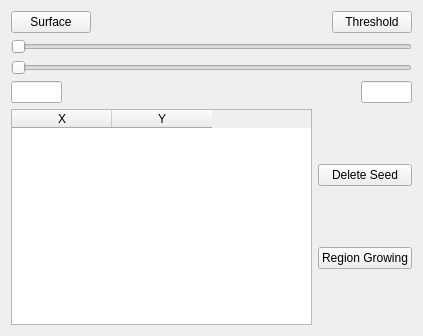
First picture: the form in SkinImageSegmentationWidget.ui, repository FubuFabian/SkinSegmentation, before the edit.
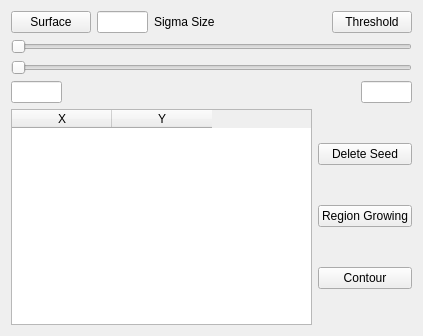
Second picture: the form after the edit.

```diff
--- a/SkinImageSegmentationWidget.ui
+++ b/SkinImageSegmentationWidget.ui
@@ -23,6 +23,23 @@
        </property>
       </widget>
      </item>
+     <item>
+      <widget class="QLineEdit" name="sigmaSize">
+       <property name="maximumSize">
+        <size>
+         <width>51</width>
+         <height>22</height>
+        </size>
+       </property>
+      </widget>
+     </item>
+     <item>
+      <widget class="QLabel" name="label">
+       <property name="text">
+        <string>Sigma Size</string>
+       </property>
+      </widget>
+     </item>
      <item>
       <spacer name="horizontalSpacer_2">
        <property name="orientation">
@@ -131,6 +148,13 @@
          </property>
         </widget>
        </item>
+       <item>
+        <widget class="QPushButton" name="contourBtn">
+         <property name="text">
+          <string>Contour</string>
+         </property>
+        </widget>
+       </item>
       </layout>
      </item>
     </layout>
```
Left out of the diff: 25 changed lines with no effect on the pictures.
